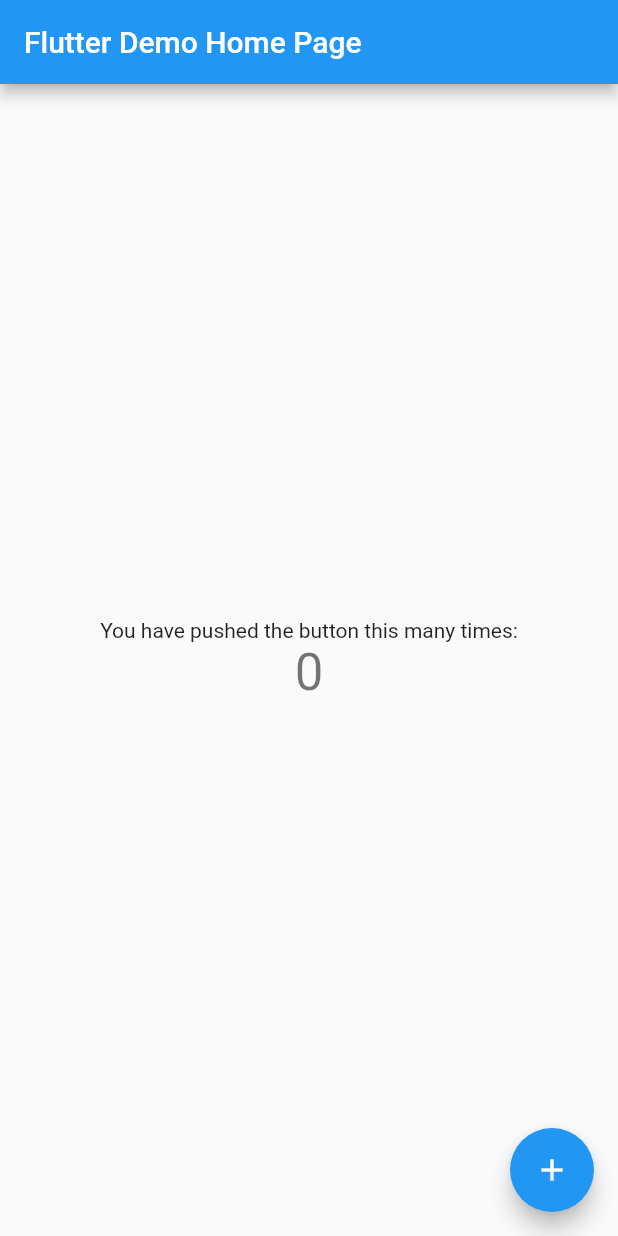
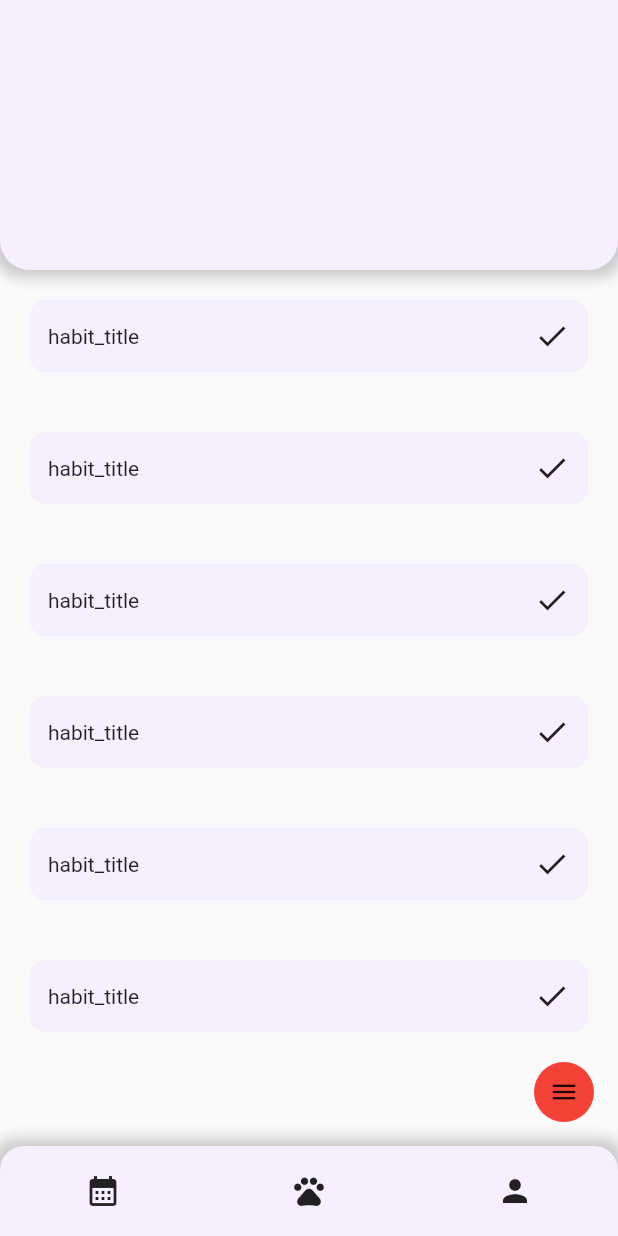
Before and after one commit to kugods-HabitTama/dahae-mobile, a Flutter app: the screen it shows after launch, on a phone screen of 412 x 824 dp. Run offline on Flutter 3.47's test engine with Material 2 defaults, Android fonts, the phone set to English and light mode, and no system bars; our stand-ins replace go_router.

Commit message:
add home screen

```diff
--- /dev/null
+++ b/lib/app/app.dart
@@ -0,0 +1,74 @@
+import 'package:flutter/material.dart';
+
+import 'package:go_router/go_router.dart';
+
+import '../screens/screens.dart';
+
+GlobalKey<NavigatorState> _rootkey = GlobalKey<NavigatorState>();
+GlobalKey<NavigatorState> _homekey = GlobalKey<NavigatorState>();
+
+class DahaeApp extends StatelessWidget {
+  DahaeApp({super.key});
+
+  @override
+  Widget build(BuildContext context) {
+    return MaterialApp.router(
+      routerConfig: _router,
+      theme: _theme,
+    );
+  }
+
+  final GoRouter _router = GoRouter(
+    navigatorKey: _rootkey,
+    initialLocation: '/habit',
+    routes: [
+      GoRoute(
+        path: '/',
+        redirect: (_, __) => '/habit',
+      ),
+      GoRoute(
+        path: '/login',
+        redirect: (_, __) => '/habit',
+      ),
+      GoRoute(
+        path: '/habit',
+        redirect: (_, __) {
+          var now = DateTime.now();
+          return '/habit/${now.year}/${now.month}/${now.day}';
+        },
+      ),
+      ShellRoute(
+        navigatorKey: _homekey,
+        builder: (context, state, child) {
+          return HomeScaffold(child: child);
+        },
+        routes: [
+          GoRoute(
+            path: '/habit/:year(\\d+)/:month(\\d+)/:day(\\d+)',
+            builder: (context, state) => HabitScreen(
+              dateTime: DateTime(
+                int.parse(state.params['year']!),
+                int.parse(state.params['month']!),
+                int.parse(state.params['day']!),
+              ),
+            ),
+          ),
+          GoRoute(
+            path: '/pet',
+            builder: (context, state) => const PetScreen(),
+          ),
+          GoRoute(
+            path: '/profile',
+            builder: (context, state) => const ProfileScreen(),
+          ),
+        ],
+      )
+    ],
+  );
+
+  final ThemeData _theme = ThemeData(
+    backgroundColor: const Color.fromARGB(0xFF, 0xF5, 0xEF, 0xFF),
+    primaryColor: const Color.fromARGB(0xFF, 0xD3, 0xBF, 0xF9),
+    highlightColor: const Color.fromARGB(0xFF, 0x92, 0x5F, 0xF0),
+  );
+}
--- a/lib/main.dart
+++ b/lib/main.dart
@@ -1,115 +1,11 @@
 import 'package:flutter/material.dart';
+import 'package:flutter/services.dart';
 
-void main() {
-  runApp(const MyApp());
+import 'package:dahae_mobile/app/app.dart';
+
+void main() async {
+  WidgetsFlutterBinding.ensureInitialized();
+  await SystemChrome.setPreferredOrientations([DeviceOrientation.portraitUp]);
+
+  runApp(DahaeApp());
 }
-
-class MyApp extends StatelessWidget {
-  const MyApp({super.key});
-
-  // This widget is the root of your application.
-  @override
-  Widget build(BuildContext context) {
-    return MaterialApp(
-      title: 'Flutter Demo',
-      theme: ThemeData(
-        // This is the theme of your application.
-        //
-        // Try running your application with "flutter run". You'll see the
-        // application has a blue toolbar. Then, without quitting the app, try
-        // changing the primarySwatch below to Colors.green and then invoke
-        // "hot reload" (press "r" in the console where you ran "flutter run",
-        // or simply save your changes to "hot reload" in a Flutter IDE).
-        // Notice that the counter didn't reset back to zero; the application
-        // is not restarted.
-        primarySwatch: Colors.blue,
-      ),
-      home: const MyHomePage(title: 'Flutter Demo Home Page'),
-    );
-  }
-}
-
-class MyHomePage extends StatefulWidget {
-  const MyHomePage({super.key, required this.title});
-
-  // This widget is the home page of your application. It is stateful, meaning
-  // that it has a State object (defined below) that contains fields that affect
-  // how it looks.
-
-  // This class is the configuration for the state. It holds the values (in this
-  // case the title) provided by the parent (in this case the App widget) and
-  // used by the build method of the State. Fields in a Widget subclass are
-  // always marked "final".
-
-  final String title;
-
-  @override
-  State<MyHomePage> createState() => _MyHomePageState();
-}
-
-class _MyHomePageState extends State<MyHomePage> {
-  int _counter = 0;
-
-  void _incrementCounter() {
-    setState(() {
-      // This call to setState tells the Flutter framework that something has
-      // changed in this State, which causes it to rerun the build method below
-      // so that the display can reflect the updated values. If we changed
-      // _counter without calling setState(), then the build method would not be
-      // called again, and so nothing would appear to happen.
-      _counter++;
-    });
-  }
-
-  @override
-  Widget build(BuildContext context) {
-    // This method is rerun every time setState is called, for instance as done
-    // by the _incrementCounter method above.
-    //
-    // The Flutter framework has been optimized to make rerunning build methods
-    // fast, so that you can just rebuild anything that needs updating rather
-    // than having to individually change instances of widgets.
-    return Scaffold(
-      appBar: AppBar(
-        // Here we take the value from the MyHomePage object that was created by
-        // the App.build method, and use it to set our appbar title.
-        title: Text(widget.title),
-      ),
-      body: Center(
-        // Center is a layout widget. It takes a single child and positions it
-        // in the middle of the parent.
-        child: Column(
-          // Column is also a layout widget. It takes a list of children and
-          // arranges them vertically. By default, it sizes itself to fit its
-          // children horizontally, and tries to be as tall as its parent.
-          //
-          // Invoke "debug painting" (press "p" in the console, choose the
-          // "Toggle Debug Paint" action from the Flutter Inspector in Android
-          // Studio, or the "Toggle Debug Paint" command in Visual Studio Code)
-          // to see the wireframe for each widget.
-          //
-          // Column has various properties to control how it sizes itself and
-          // how it positions its children. Here we use mainAxisAlignment to
-          // center the children vertically; the main axis here is the vertical
-          // axis because Columns are vertical (the cross axis would be
-          // horizontal).
-          mainAxisAlignment: MainAxisAlignment.center,
-          children: <Widget>[
-            const Text(
-              'You have pushed the button this many times:',
-            ),
-            Text(
-              '$_counter',
-              style: Theme.of(context).textTheme.headline4,
-            ),
-          ],
-        ),
-      ),
-      floatingActionButton: FloatingActionButton(
-        onPressed: _incrementCounter,
-        tooltip: 'Increment',
-        child: const Icon(Icons.add),
-      ), // This trailing comma makes auto-formatting nicer for build methods.
-    );
-  }
-}
--- /dev/null
+++ b/lib/screens/habit/all_habit_dropdown.dart
@@ -0,0 +1,65 @@
+import 'dart:math';
+
+import 'package:flutter/material.dart';
+
+class AllHabitDropdown extends StatefulWidget {
+  const AllHabitDropdown({
+    Key? key,
+  }) : super(key: key);
+
+  @override
+  State<AllHabitDropdown> createState() => _AllHabitDropdownState();
+}
+
+class _AllHabitDropdownState extends State<AllHabitDropdown> {
+  bool _open = false;
+
+  @override
+  Widget build(BuildContext context) {
+    return GestureDetector(
+      onTap: (() {
+        setState(() {
+          _open = !_open;
+        });
+      }),
+      child: AnimatedContainer(
+        decoration: BoxDecoration(
+          color: _open ? Colors.amber : Colors.red,
+          borderRadius: const BorderRadius.all(Radius.circular(20)),
+        ),
+        height: _open ? min(MediaQuery.of(context).size.height - 100, 400) : 40,
+        width: _open ? min(MediaQuery.of(context).size.width - 100, 300) : 40,
+        duration: const Duration(milliseconds: 100),
+        child: _open
+            ? SingleChildScrollView(
+                child: Column(
+                  crossAxisAlignment: CrossAxisAlignment.start,
+                  children: const [
+                    AllHabitDropdownTile(),
+                  ],
+                ),
+              )
+            : const Center(child: Icon(Icons.menu, size: 20)),
+      ),
+    );
+  }
+}
+
+class AllHabitDropdownTile extends StatelessWidget {
+  const AllHabitDropdownTile({
+    Key? key,
+  }) : super(key: key);
+
+  @override
+  Widget build(BuildContext context) {
+    return Padding(
+      padding: const EdgeInsets.all(8.0),
+      child: Container(
+        color: Colors.red,
+        child: Row(
+          children: const [Expanded(child: Text('title')), Icon(Icons.done)],
+        ),
+      ),
+    );
+  }
+}
--- /dev/null
+++ b/lib/screens/habit/calender_header.dart
@@ -0,0 +1,29 @@
+import 'package:flutter/material.dart';
+
+// Todo
+// 달력기능. 클릭했을 때 달력이 만들어져서 보여야되고, 다시 클릭하면 원상복구됨.
+// 날짜를 찾아서 클릭했을 때 go_router를 통해 해당 날짜로 이동할 수 있어야함.
+
+class Header extends StatelessWidget {
+  const Header({super.key});
+
+  @override
+  Widget build(BuildContext context) {
+    return Container(
+      height: 180,
+      decoration: BoxDecoration(
+        borderRadius:
+            const BorderRadius.vertical(bottom: Radius.circular(20.0)),
+        boxShadow: [
+          BoxShadow(
+            color: Colors.grey.withOpacity(0.5),
+            spreadRadius: 5,
+            blurRadius: 7,
+            offset: const Offset(0, 0),
+          )
+        ],
+        color: Theme.of(context).backgroundColor,
+      ),
+    );
+  }
+}
--- /dev/null
+++ b/lib/screens/habit/habit_record_tile.dart
@@ -0,0 +1,33 @@
+import 'package:flutter/material.dart';
+
+// Todo
+// HabitRecord 객체를 입력받아 '메인 페이지'에 있는 HabitTile을 구현합니다.
+// 클릭하면 입력 필드가 나와서 얼마나 했는지 작성할 수 있어야 합니다.
+// 수정버튼을 누르면 내부에 있는 HabitRecord의 Habit을 찾아 해당 Habit을 수정할 수 있는
+// 팝업을 띄울 수 있어야 합니다.
+class HabitRecordTile extends StatelessWidget {
+  final String title;
+
+  const HabitRecordTile({
+    super.key,
+    required this.title,
+  });
+
+  @override
+  Widget build(BuildContext context) {
+    return Padding(
+      padding: const EdgeInsets.all(20.0),
+      child: Container(
+        decoration: BoxDecoration(
+          borderRadius: const BorderRadius.all(Radius.circular(10)),
+          color: Theme.of(context).backgroundColor,
+        ),
+        padding: const EdgeInsets.all(12.0),
+        child: Row(
+          mainAxisSize: MainAxisSize.max,
+          children: [Expanded(child: Text(title)), const Icon(Icons.done)],
+        ),
+      ),
+    );
+  }
+}
--- /dev/null
+++ b/lib/screens/habit/habit_screen.dart
@@ -0,0 +1,62 @@
+import 'package:flutter/material.dart';
+
+import 'all_habit_dropdown.dart';
+import 'calender_header.dart';
+import 'habit_record_tile.dart';
+
+class HabitScreen extends StatefulWidget {
+  final DateTime dateTime;
+
+  const HabitScreen({super.key, required this.dateTime});
+
+  @override
+  State<HabitScreen> createState() => _HabitScreenState();
+}
+
+class _HabitScreenState extends State<HabitScreen> {
+  final _mockData = Future<List<String>>.delayed(
+    const Duration(seconds: 3),
+    () => [
+      "habit_title",
+      "habit_title",
+      "habit_title",
+      "habit_title",
+      "habit_title",
+      "habit_title",
+    ],
+  );
+
+  @override
+  Widget build(BuildContext context) {
+    return Scaffold(
+      body: Column(
+        children: [
+          const Header(),
+          Expanded(
+            child: FutureBuilder(
+              future: _mockData,
+              builder: ((context, snapshot) {
+                if (snapshot.hasData) {
+                  return SingleChildScrollView(
+                    child: Column(
+                      crossAxisAlignment: CrossAxisAlignment.start,
+                      children: snapshot.data!
+                          .map((e) => HabitRecordTile(title: e))
+                          .toList(),
+                    ),
+                  );
+                } else if (snapshot.hasError) {
+                  return const Center(child: Text('Error'));
+                } else {
+                  // Loading widget
+                  return const Center(child: Text('Loading'));
+                }
+              }),
+            ),
+          ),
+        ],
+      ),
+      floatingActionButton: const AllHabitDropdown(),
+    );
+  }
+}
--- /dev/null
+++ b/lib/screens/home_scaffold.dart
@@ -0,0 +1,59 @@
+import 'package:flutter/material.dart';
+import 'package:go_router/go_router.dart';
+
+class HomeScaffold extends StatelessWidget {
+  final Widget child;
+
+  const HomeScaffold({super.key, required this.child});
+
+  @override
+  Widget build(BuildContext context) {
+    return Scaffold(
+      body: child,
+      bottomNavigationBar: const NavBar(),
+    );
+  }
+}
+
+class NavBar extends StatelessWidget {
+  const NavBar({super.key});
+
+  @override
+  Widget build(BuildContext context) {
+    return Container(
+      height: 60,
+      decoration: BoxDecoration(
+        borderRadius: const BorderRadius.vertical(top: Radius.circular(16.0)),
+        boxShadow: [
+          BoxShadow(
+            color: Colors.grey.withOpacity(0.5),
+            spreadRadius: 5,
+            blurRadius: 7,
+            offset: const Offset(0, 0),
+          )
+        ],
+        color: Theme.of(context).backgroundColor,
+      ),
+      child: Row(
+        mainAxisAlignment: MainAxisAlignment.spaceAround,
+        children: [
+          IconButton(
+            onPressed: () => GoRouter.of(context).go('/todo'),
+            icon: const Icon(Icons.calendar_month),
+            enableFeedback: false,
+          ),
+          IconButton(
+            onPressed: () => GoRouter.of(context).go('/tama'),
+            icon: const Icon(Icons.pets),
+            enableFeedback: false,
+          ),
+          IconButton(
+            onPressed: () => GoRouter.of(context).go('/profile'),
+            icon: const Icon(Icons.person),
+            enableFeedback: false,
+          ),
+        ],
+      ),
+    );
+  }
+}
--- /dev/null
+++ b/lib/screens/pet_screen.dart
@@ -0,0 +1,10 @@
+import 'package:flutter/material.dart';
+
+class PetScreen extends StatelessWidget {
+  const PetScreen({super.key});
+
+  @override
+  Widget build(BuildContext context) {
+    return const Center(child: Text('Tama'));
+  }
+}
--- /dev/null
+++ b/lib/screens/profile_screen.dart
@@ -0,0 +1,10 @@
+import 'package:flutter/material.dart';
+
+class ProfileScreen extends StatelessWidget {
+  const ProfileScreen({super.key});
+
+  @override
+  Widget build(BuildContext context) {
+    return const Center(child: Text('Profile'));
+  }
+}
--- /dev/null
+++ b/lib/screens/screens.dart
@@ -0,0 +1,4 @@
+export 'home_scaffold.dart';
+export 'profile_screen.dart';
+export 'pet_screen.dart';
+export 'habit/habit_screen.dart';
--- a/pubspec.yaml
+++ b/pubspec.yaml
@@ -36,6 +36,11 @@ dependencies:
   # The following adds the Cupertino Icons font to your application.
   # Use with the CupertinoIcons class for iOS style icons.
   cupertino_icons: ^1.0.2
+  localstorage: ^4.0.0+1
+  intl: ^0.17.0
+  go_router: ^5.2.0
+  http: ^0.13.5
+  json_serializable: ^6.5.4
 
 dev_dependencies:
   flutter_test:
```
Also changed, not shown: lib/models/habit.dart (added, +55 -0 lines), pubspec.lock, 8 other files.
